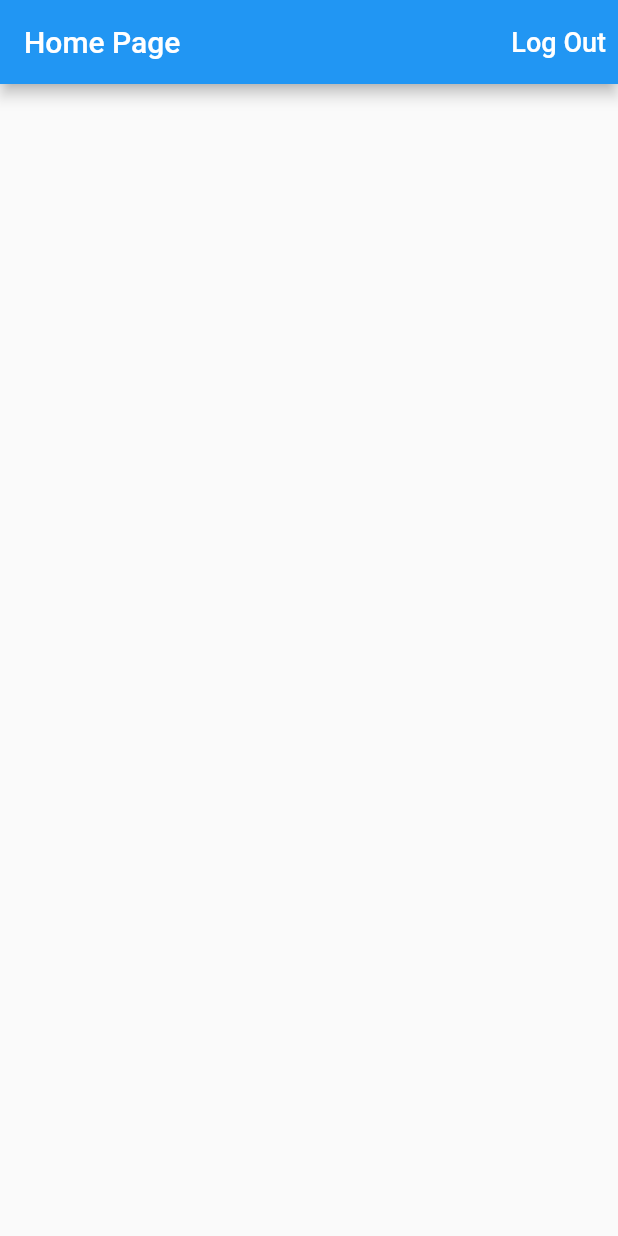
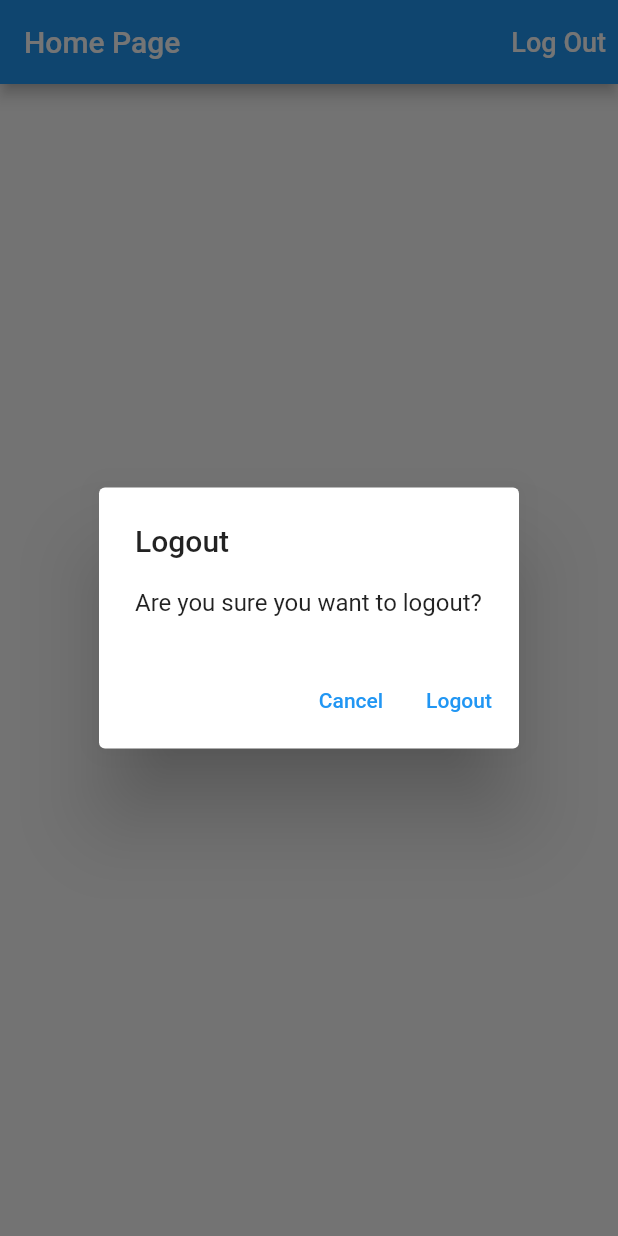
Before and after one commit to siddhant-dev/time_tracker_flutter_course, a Flutter app: the screen it shows once a user with an empty profile is signed in, after a tap on "Log Out", on a phone screen of 412 x 824 dp. Run offline on Flutter 3.47's test engine with Material 2 defaults, Android fonts, the phone set to English and light mode, and no system bars; our stand-ins replace firebase_auth, firebase_core, google_sign_in; accounts and stored records are empty.

Commit message:
📱 Added Platform aware dialog and updated sign flow

```diff
--- a/lib/app/home_page.dart
+++ b/lib/app/home_page.dart
@@ -1,4 +1,5 @@
 import 'package:flutter/material.dart';
+import 'package:time_tracker_flutter_course/common_widgets/show_alret_dialog.dart';
 import 'package:time_tracker_flutter_course/services/auth.dart';
 
 class HomePage extends StatelessWidget {
@@ -14,6 +15,19 @@
     }
   }
 
+  Future<void> _confirmSignOut(BuildContext context) async {
+    final didRequestSignOut = await showAlertDialog(
+      context,
+      title: 'Logout',
+      content: 'Are you sure you want to logout?',
+      defaultActionText: 'Logout',
+      cancelActionText: 'Cancel',
+    );
+    if (didRequestSignOut) {
+      _signOut();
+    }
+  }
+
   @override
   Widget build(BuildContext context) {
     return Scaffold(
@@ -21,7 +35,7 @@
         title: Text("Home Page"),
         actions: <Widget>[
           TextButton(
-            onPressed: _signOut,
+            onPressed: () => _confirmSignOut(context),
             child: Text(
               "Log Out",
               style: TextStyle(color: Colors.white, fontSize: 18.0),
--- a/lib/app/sign_in/email_sign_form.dart
+++ b/lib/app/sign_in/email_sign_form.dart
@@ -1,6 +1,7 @@
 import 'package:flutter/material.dart';
 import 'package:time_tracker_flutter_course/app/sign_in/validators.dart';
 import 'package:time_tracker_flutter_course/common_widgets/custom_raised_button.dart';
+import 'package:time_tracker_flutter_course/common_widgets/show_alret_dialog.dart';
 import 'package:time_tracker_flutter_course/services/auth.dart';
 
 enum EmailFormType { sigIn, register }
@@ -54,7 +55,10 @@
       }
       Navigator.of(context).pop();
     } catch (e) {
-      print(e.toString());
+      showAlertDialog(context,
+          title: 'Sign in failed',
+          content: e.toString(),
+          defaultActionText: 'OK');
     } finally {
       setState(() {
         _isLoading = false;
--- /dev/null
+++ b/lib/common_widgets/show_alret_dialog.dart
@@ -0,0 +1,47 @@
+import 'dart:io';
+import 'package:flutter/cupertino.dart';
+import 'package:flutter/material.dart';
+
+Future<bool> showAlertDialog(
+  BuildContext context, {
+  @required String title,
+  @required String content,
+  @required String defaultActionText,
+  String cancelActionText,
+}) {
+  if (!Platform.isIOS) {
+    return showDialog(
+        context: context,
+        builder: (context) => AlertDialog(
+              title: Text(title),
+              content: Text(content),
+              actions: <Widget>[
+                if (cancelActionText != null)
+                  TextButton(
+                    onPressed: () => Navigator.of(context).pop(false),
+                    child: Text(cancelActionText),
+                  ),
+                TextButton(
+                    onPressed: () => Navigator.of(context).pop(true),
+                    child: Text(defaultActionText)),
+              ],
+            ));
+  }
+  return showCupertinoDialog(
+      context: context,
+      builder: (context) => CupertinoAlertDialog(
+            title: Text(title),
+            content: Text(content),
+            actions: [
+              if (cancelActionText != null)
+                CupertinoDialogAction(
+                  onPressed: () => Navigator.of(context).pop(false),
+                  child: Text(cancelActionText),
+                ),
+              CupertinoDialogAction(
+                onPressed: () => Navigator.of(context).pop(true),
+                child: Text(defaultActionText),
+              ),
+            ],
+          ));
+}
```
